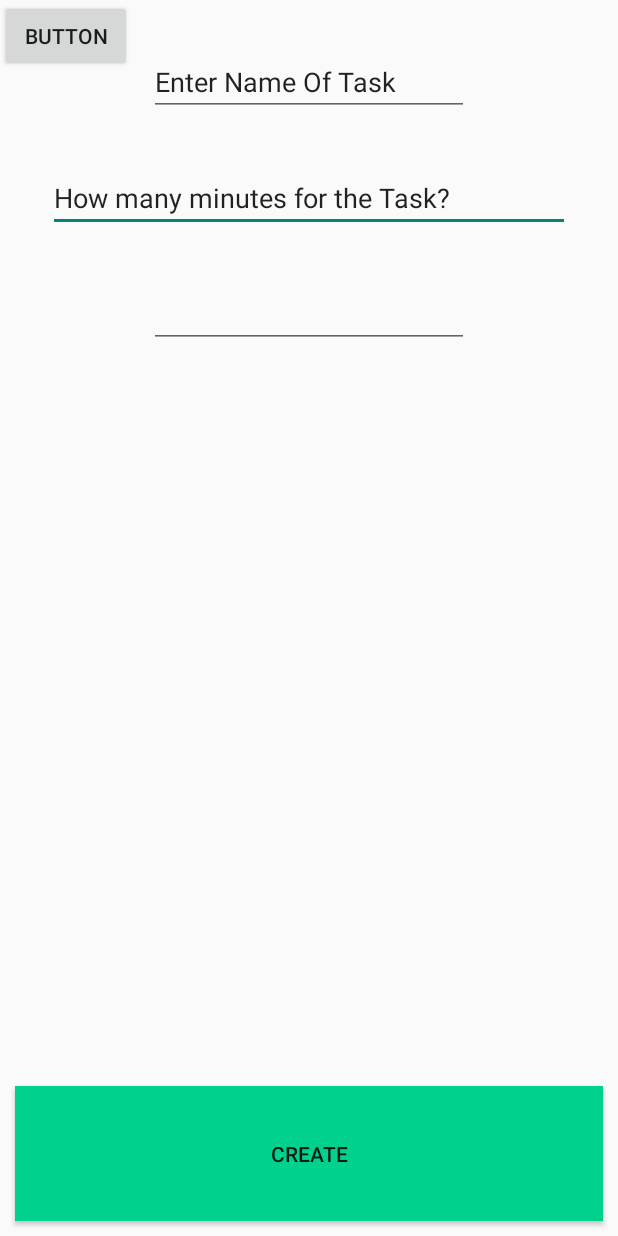
After one commit to Bhusting/CSC4151-FrontEnd, an Android app: the layout new_task.xml on its own in the app's theme, with its tools: preview values and no code run, on a phone screen of 412 x 824 dp. The commit adds this screen. Run offline under Robolectric (Android 15) with nearby library versions, the phone set to English and light mode, and no system bars.

Commit message:
Added New Task Modal

```diff
--- /dev/null
+++ b/app/src/main/res/layout/new_task.xml
@@ -0,0 +1,76 @@
+<?xml version="1.0" encoding="utf-8"?>
+<androidx.constraintlayout.widget.ConstraintLayout
+    xmlns:android="http://schemas.android.com/apk/res/android"
+    xmlns:app="http://schemas.android.com/apk/res-auto"
+    xmlns:tools="http://schemas.android.com/tools"
+    android:layout_width="match_parent"
+    android:layout_height="match_parent">
+
+
+    <EditText
+        android:id="@+id/editTitle"
+        android:layout_width="0dp"
+        android:layout_height="wrap_content"
+        android:layout_marginStart="32dp"
+        android:layout_marginTop="32dp"
+        android:layout_marginEnd="32dp"
+        android:ems="10"
+        android:text="How many minutes for the Task?"
+        app:layout_constraintEnd_toEndOf="parent"
+        app:layout_constraintHorizontal_bias="0.0"
+        app:layout_constraintStart_toStartOf="parent"
+        app:layout_constraintTop_toBottomOf="@+id/editTaskTitle" />
+
+    <EditText
+        android:id="@+id/editTaskTitle"
+        android:layout_width="wrap_content"
+        android:layout_height="wrap_content"
+        android:layout_marginStart="32dp"
+        android:layout_marginTop="32dp"
+        android:layout_marginEnd="32dp"
+        android:ems="10"
+        android:inputType="textPersonName"
+        android:text="Enter Name Of Task"
+        app:layout_constraintEnd_toEndOf="parent"
+        app:layout_constraintStart_toStartOf="parent"
+        app:layout_constraintTop_toTopOf="parent" />
+
+    <EditText
+        android:id="@+id/editTaskTime"
+        android:layout_width="wrap_content"
+        android:layout_height="wrap_content"
+        android:layout_marginStart="128dp"
+        android:layout_marginTop="32dp"
+        android:layout_marginEnd="128dp"
+        android:ems="10"
+        android:inputType="number"
+        app:layout_constraintEnd_toEndOf="parent"
+        app:layout_constraintStart_toStartOf="parent"
+        app:layout_constraintTop_toBottomOf="@+id/editTitle" />
+
+    <Button
+        android:id="@+id/createTask"
+        android:layout_width="match_parent"
+        android:layout_height="90dp"
+        android:layout_gravity="center"
+        android:layout_marginStart="10dp"
+        android:layout_marginEnd="10dp"
+        android:layout_marginBottom="10dp"
+        android:background="@color/takGreen"
+        android:elevation="60dp"
+        android:text="Create"
+        app:layout_constraintBottom_toBottomOf="parent"
+        app:layout_constraintEnd_toEndOf="parent"
+        app:layout_constraintHorizontal_bias="0.0"
+        app:layout_constraintStart_toStartOf="parent" />
+
+    <Button
+        android:id="@+id/backToTask"
+        android:layout_width="wrap_content"
+        android:layout_height="wrap_content"
+        android:text="Button"
+        app:layout_constraintStart_toStartOf="parent"
+        app:layout_constraintTop_toTopOf="parent" />
+
+
+</androidx.constraintlayout.widget.ConstraintLayout>
```
Also changed, not shown: app/src/main/java/com/example/tak_frontend/House.java (added, +9 -0 lines), app/src/main/java/com/example/tak_frontend/LoginActivity.java (+0 -11 lines), app/src/main/java/com/example/tak_frontend/MainActivity.java (+10 -12 lines), app/src/main/java/com/example/tak_frontend/TakDao.java (+69 -1 lines), app/src/main/java/com/example/tak_frontend/TakRepository.java (+34 -10 lines), app/src/main/java/com/example/tak_frontend/TakViewModel.java (+13 -0 lines), app/src/main/java/com/example/tak_frontend/task/TaskDTO.java (added, +53 -0 lines), app/src/main/java/com/example/tak_frontend/task/TaskFragment.java (+22 -8 lines), app/src/main/java/com/example/tak_frontend/task/TaskModal.java (added, +116 -0 lines), app/src/main/res/layout/activity_login.xml (+8 -21 lines).
